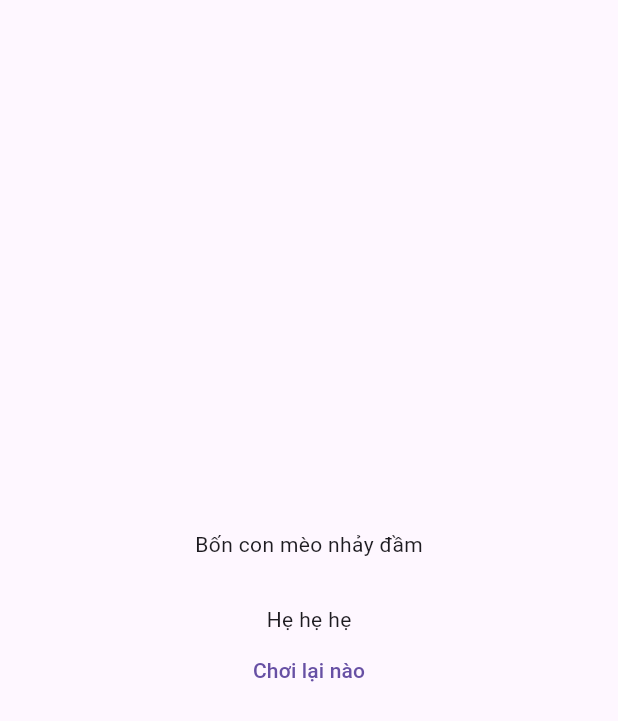
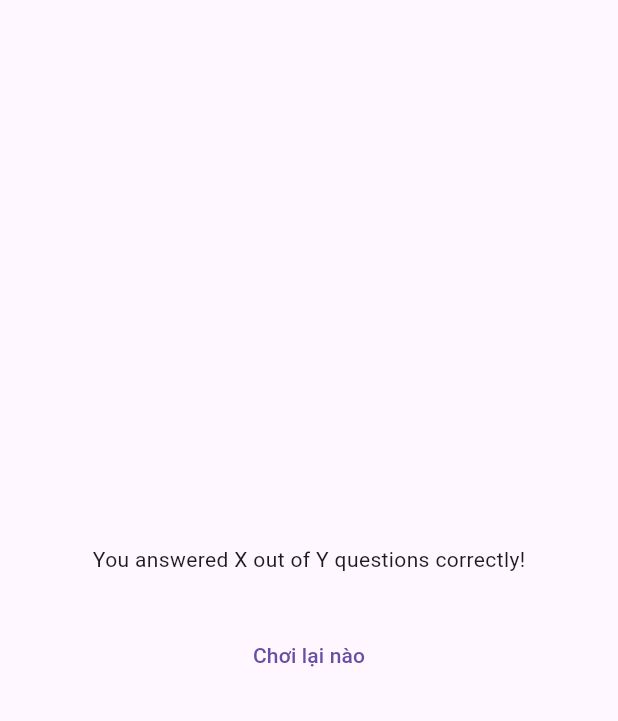
Before and after one commit to thanhnd3103/Flutter, a Flutter app: the ResultContainer widget shown alone on an empty page, opened directly with empty values, on a phone screen of 412 x 824 dp. Shown: the top 721 px of the screen. Run offline on Flutter 3.47's test engine with Material 3 defaults, Android fonts, the phone set to English and light mode, and no system bars; our stand-ins replace google_fonts.

Commit message:
QuestionSummary init, check for num of correct answer

```diff
--- a/cat_02_quizzet/lib/quiz.dart
+++ b/cat_02_quizzet/lib/quiz.dart
@@ -51,7 +51,6 @@ class _QuizState extends State<Quiz> {
 
     if (selectedAnswers.length == questionList.length){
       setState(() {
-        selectedAnswers.clear();
         activeScreen = 'result-container';
       });
     }
--- a/cat_02_quizzet/lib/result_container.dart
+++ b/cat_02_quizzet/lib/result_container.dart
@@ -1,4 +1,5 @@
 import 'package:cat_02_quizzet/data/question_list.dart';
+import 'package:cat_02_quizzet/question_summary.dart';
 import 'package:flutter/material.dart';
 
 class ResultContainer extends StatelessWidget {
@@ -27,6 +28,12 @@ class ResultContainer extends StatelessWidget {
 
   @override
   Widget build(BuildContext context) {
+    final summaryData = getSummaryData();
+    final numTotalQuestions = questionList.length;
+    final numCorrectAnswers = summaryData.where((data) {
+      return data['chosen_answer'] == data['correct_answer'];
+    }).length;
+
     return SizedBox(
       width: double.infinity,
       child: Container(
@@ -34,9 +41,9 @@ class ResultContainer extends StatelessWidget {
         child: Column(
           mainAxisAlignment: MainAxisAlignment.center,
           children: [
-            const Text('Bốn con mèo nhảy đầm'),
+            const Text('You answered X out of Y questions correctly!'),
             const SizedBox(height: 30),
-            const Text('Hẹ hẹ hẹ'),
+            QuestionSummary(summaryData: summaryData),
             TextButton(
               onPressed: () {},
               child: const Text('Chơi lại nào'),
```
Also changed, not shown: cat_02_quizzet/lib/question_summary.dart (added, +39 -0 lines).
